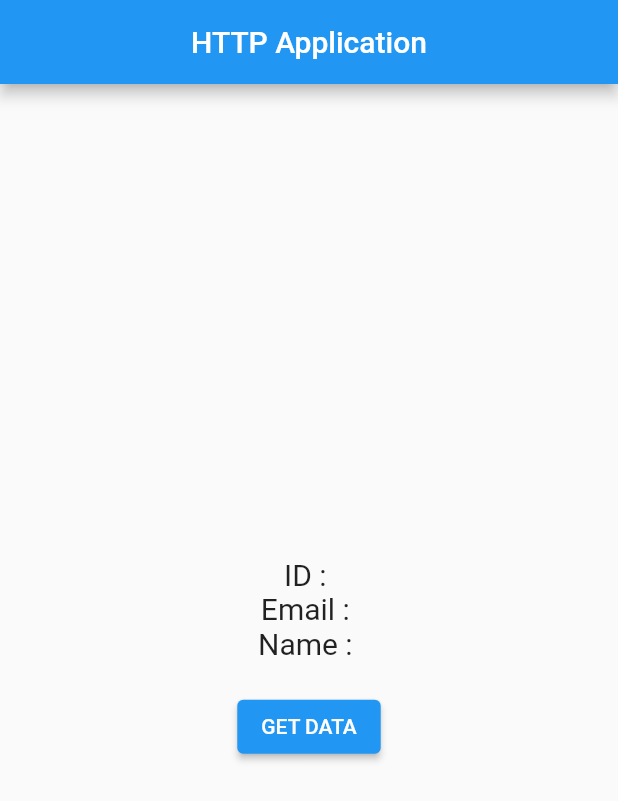
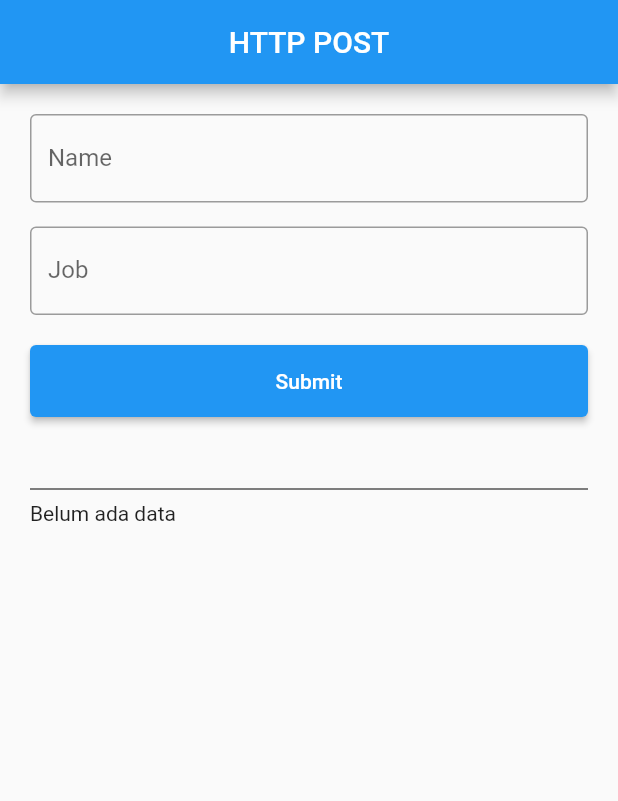
Before and after one commit to emariif/flutter_http_application, a Flutter app: the screen it shows after launch, on a phone screen of 412 x 824 dp. Shown: the top 801 px of the screen. Run offline on Flutter 3.47's test engine with Material 2 defaults, Android fonts, the light colour scheme and no system bars.

Commit message:
HTTP POST

```diff
--- a/lib/main.dart
+++ b/lib/main.dart
@@ -13,7 +13,81 @@ class MyApp extends StatelessWidget {
   @override
   Widget build(BuildContext context) {
     return const MaterialApp(
-      home: HomePage(),
+      home: HomePagePost(),
+    );
+  }
+}
+
+class HomePagePost extends StatefulWidget {
+  const HomePagePost({super.key});
+
+  @override
+  State<HomePagePost> createState() => _HomePagePostState();
+}
+
+class _HomePagePostState extends State<HomePagePost> {
+  TextEditingController nameC = TextEditingController();
+  TextEditingController jobC = TextEditingController();
+
+  String hasilRespone = 'Belum ada data';
+
+  @override
+  Widget build(BuildContext context) {
+    return Scaffold(
+      appBar: AppBar(
+        title: Text('HTTP POST'),
+        centerTitle: true,
+      ),
+      body: ListView(
+        padding: EdgeInsets.all(20),
+        children: [
+          TextField(
+            controller: nameC,
+            autocorrect: false,
+            keyboardType: TextInputType.text,
+            decoration: InputDecoration(
+              border: OutlineInputBorder(),
+              labelText: 'Name',
+            ),
+          ),
+          SizedBox(
+            height: 16,
+          ),
+          TextField(
+            controller: jobC,
+            autocorrect: false,
+            keyboardType: TextInputType.text,
+            decoration: InputDecoration(
+              border: OutlineInputBorder(),
+              labelText: 'Job',
+            ),
+          ),
+          SizedBox(
+            height: 20,
+          ),
+          ElevatedButton(
+            onPressed: () async {
+              var myRespone = await myHttp.post(
+                Uri.parse("https://reqres.in/api/users"),
+                body: {"name": nameC.text, 'job': jobC.text},
+              );
+              Map<String,dynamic> data = json.decode(myRespone.body) as Map<String,dynamic>;
+              setState(() {
+                hasilRespone = "${data['name']} - ${data['job']}";
+              });
+            },
+            child: Text('Submit'),
+            style: ElevatedButton.styleFrom(padding: EdgeInsets.all(16)),
+          ),
+          SizedBox(
+            height: 40,
+          ),
+          Divider(
+            color: Colors.black,
+          ),
+          Text(hasilRespone)
+        ],
+      ),
     );
   }
 }
@@ -64,16 +138,20 @@ class _HomePageState extends State<HomePage> {
             const SizedBox(
               height: 20,
             ),
-            ElevatedButton(onPressed: () async{
-              var myRespone = await myHttp.get(Uri.parse('https://reqres.in/api/users/5'));
-              if(myRespone.statusCode == 200) {
+            ElevatedButton(
+                onPressed: () async {
+                  var myRespone = await myHttp
+                      .get(Uri.parse('https://reqres.in/api/users/5'));
+                  if (myRespone.statusCode == 200) {
                     print('berhasil get data');
-                Map<String,dynamic> data = json.decode(myRespone.body) as Map<String,dynamic>;
+                    Map<String, dynamic> data =
+                        json.decode(myRespone.body) as Map<String, dynamic>;
                     print(data['data']);
                     setState(() {
                       id = data['data']['id'].toString();
                       email = data['data']['email'].toString();
-                  name = '${data['data']['first_name'].toString()} ${data['data']['last_name'].toString()}';
+                      name =
+                          '${data['data']['first_name'].toString()} ${data['data']['last_name'].toString()}';
                     });
                   } else {
                     print('ERROR ${myRespone.statusCode}');
@@ -81,7 +159,8 @@ class _HomePageState extends State<HomePage> {
                     //   body = "ERROR ${myRespone.statusCode}";
                     // });
                   }
-            }, child: const Text('GET DATA')),
+                },
+                child: const Text('GET DATA')),
           ],
         ),
       ),
```
Lines whose indentation alone changed are shown as unchanged.
